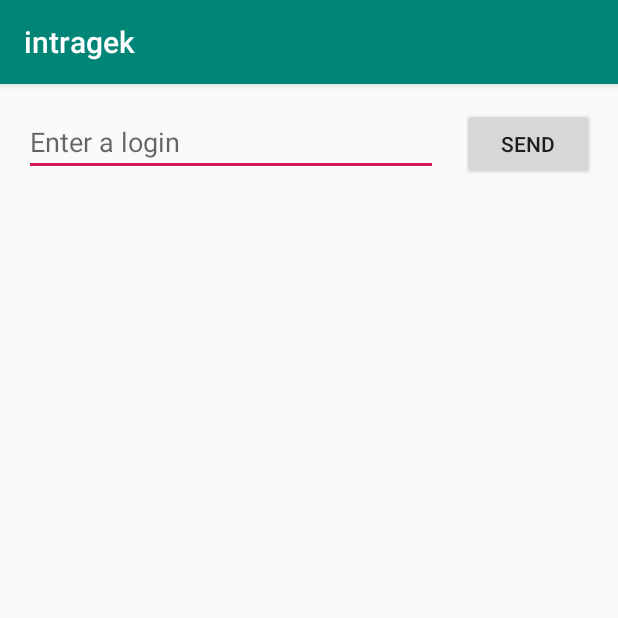
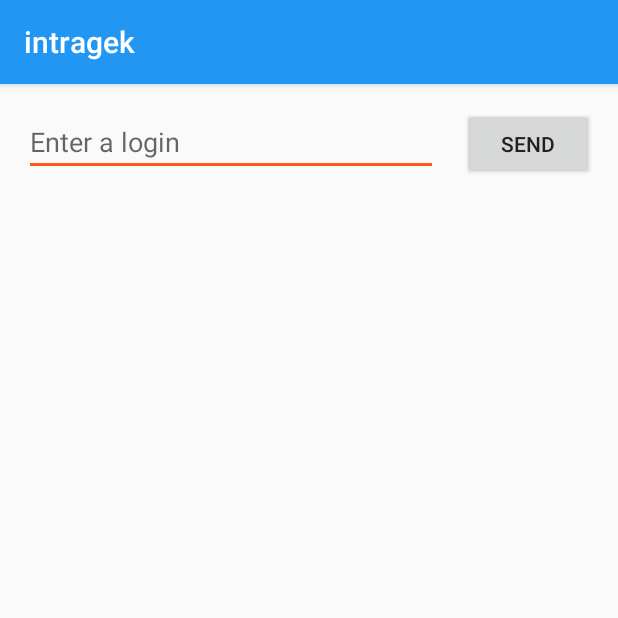
Before and after one commit to x4m3/intragek, an Android app: the screen it shows after launch (MainActivity), on a phone screen of 412 x 824 dp, the top half of it. Run offline under Robolectric (Android 15) with nearby library versions, the phone set to English and light mode, and no system bars.

Commit message:
updated colors and theme

```diff
--- a/app/src/main/res/values/colors.xml
+++ b/app/src/main/res/values/colors.xml
@@ -1,6 +1,11 @@
 <?xml version="1.0" encoding="utf-8"?>
 <resources>
-    <color name="colorPrimary">#008577</color>
-    <color name="colorPrimaryDark">#00574B</color>
-    <color name="colorAccent">#D81B60</color>
+    <color name="primary">#2196F3</color>
+    <color name="primary_dark">#1976D2</color>
+    <color name="primary_light">#BBDEFB</color>
+    <color name="accent">#FF5722</color>
+    <color name="primary_text">#212121</color>
+    <color name="secondary_text">#757575</color>
+    <color name="icons">#FFFFFF</color>
+    <color name="divider">#BDBDBD</color>
 </resources>
--- a/app/src/main/res/values/styles.xml
+++ b/app/src/main/res/values/styles.xml
@@ -1,11 +1,10 @@
 <resources>
 
-    <!-- Base application theme. -->
     <style name="AppTheme" parent="Theme.AppCompat.Light.DarkActionBar">
-        <!-- Customize your theme here. -->
-        <item name="colorPrimary">@color/colorPrimary</item>
-        <item name="colorPrimaryDark">@color/colorPrimaryDark</item>
-        <item name="colorAccent">@color/colorAccent</item>
+        <item name="colorPrimary">@color/primary</item>
+        <item name="colorPrimaryDark">@color/primary_dark</item>
+        <item name="android:textColorPrimary">@color/primary_text</item>
+        <item name="android:textColorSecondary">@color/secondary_text</item>
+        <item name="colorAccent">@color/accent</item>
     </style>
-
 </resources>
```
